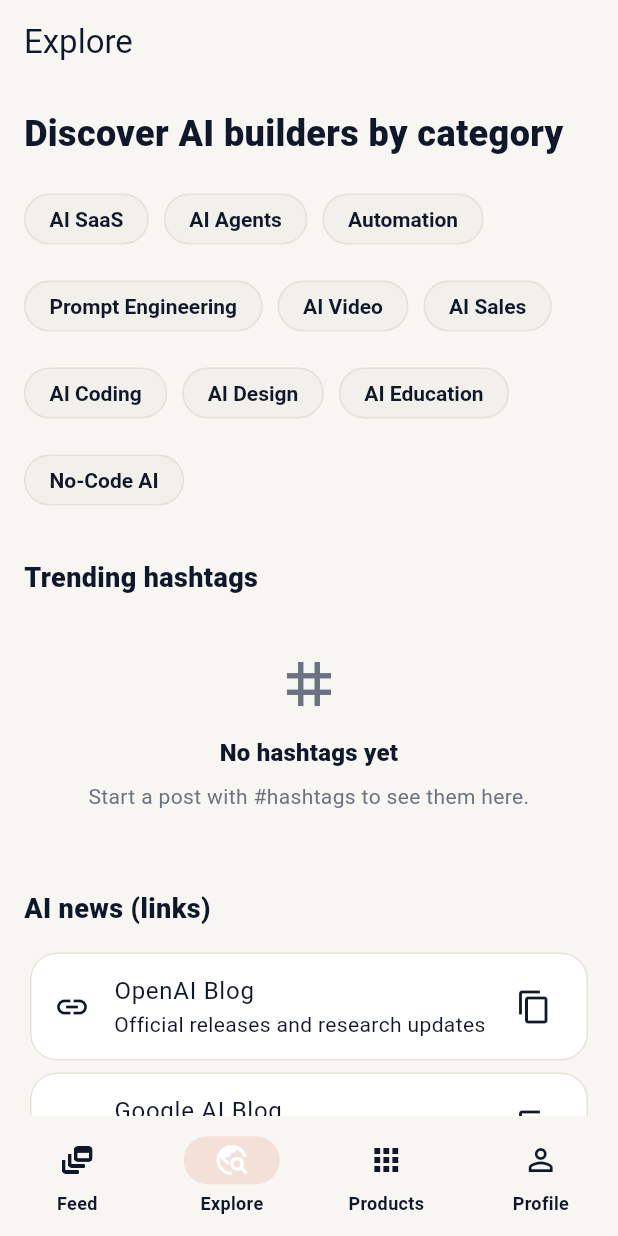
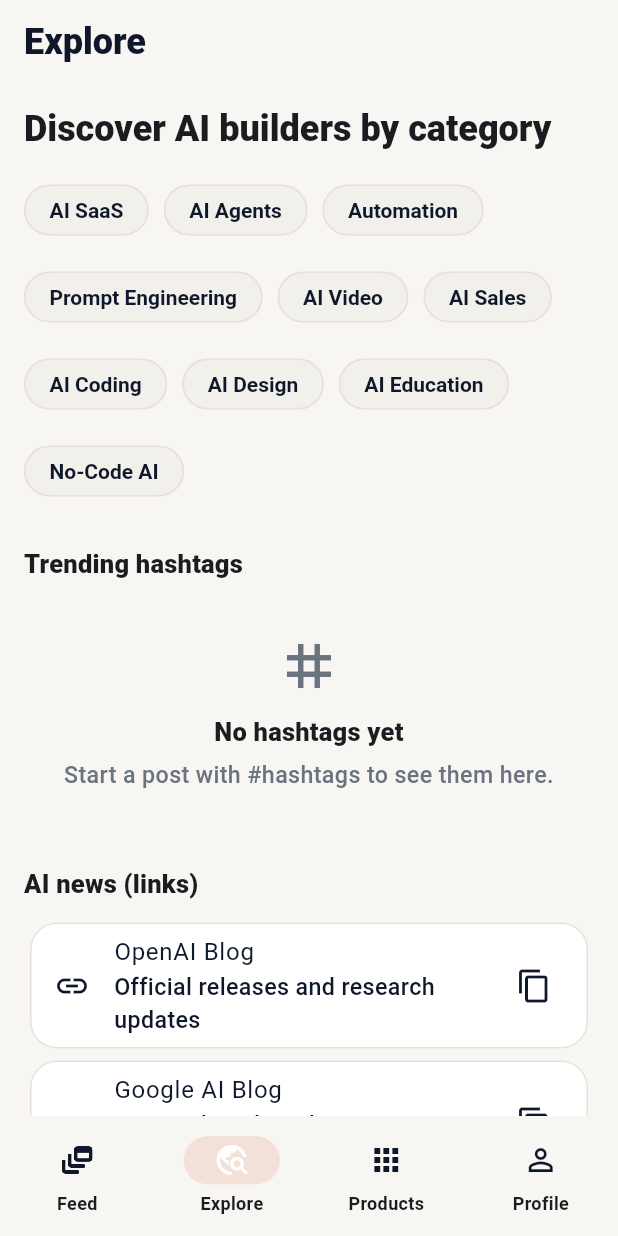
Before and after one commit to RafiMagsi/link_ai, a Flutter app: the screen it shows once a user with an empty profile is signed in, swiped to page 2, on a phone screen of 412 x 824 dp. Run offline on Flutter 3.47's test engine with Material 3 defaults, Android fonts, the light colour scheme and no system bars; our stand-ins replace cloud_firestore, cloud_functions, firebase_auth, firebase_core, firebase_messaging, firebase_storage and 3 more; accounts and stored records are empty; generated files the repository leaves out were written again.

Commit message:
## 2) Visual system (tokens → components)

```diff
--- a/lib/core/theme/app_theme.dart
+++ b/lib/core/theme/app_theme.dart
@@ -81,10 +81,45 @@ abstract class AppTheme {
     required Color surfaceMuted,
     required Brightness brightness,
   }) {
+    final baseTextTheme = ThemeData(brightness: brightness).textTheme;
+    final textTheme = baseTextTheme.copyWith(
+      // Display / page title: 22–26sp, 900
+      titleLarge: baseTextTheme.titleLarge?.copyWith(
+        fontSize: 24,
+        fontWeight: FontWeight.w900,
+        height: 1.15,
+      ),
+      // Section title: 16–18sp, 800
+      titleMedium: baseTextTheme.titleMedium?.copyWith(
+        fontSize: 17,
+        fontWeight: FontWeight.w800,
+        height: 1.2,
+      ),
+      // Body: 15–16sp, 400–600, line height 1.35–1.45
+      bodyMedium: baseTextTheme.bodyMedium?.copyWith(
+        fontSize: 15.5,
+        fontWeight: FontWeight.w500,
+        height: 1.4,
+      ),
+      // Meta: 12–13sp, 600, muted
+      bodySmall: baseTextTheme.bodySmall?.copyWith(
+        fontSize: 12.5,
+        fontWeight: FontWeight.w600,
+        color: mutedText,
+        height: 1.25,
+      ),
+      labelMedium: baseTextTheme.labelMedium?.copyWith(
+        fontSize: 12.5,
+        fontWeight: FontWeight.w600,
+        color: mutedText,
+      ),
+    );
+
     return ThemeData(
       useMaterial3: true,
       brightness: brightness,
       colorScheme: scheme,
+      textTheme: textTheme,
       scaffoldBackgroundColor: scaffoldBackground,
       extensions: <ThemeExtension<dynamic>>[
         AppThemeColors(
@@ -105,6 +140,7 @@ abstract class AppTheme {
         elevation: 0,
         backgroundColor: appBarBackground,
         foregroundColor: scheme.onSurface,
+        titleTextStyle: textTheme.titleLarge?.copyWith(color: scheme.onSurface),
       ),
       dividerTheme: DividerThemeData(color: border, thickness: 0.7, space: 1),
       cardTheme: CardThemeData(
--- a/lib/features/explore/presentation/pages/explore_page.dart
+++ b/lib/features/explore/presentation/pages/explore_page.dart
@@ -32,9 +32,9 @@ class ExplorePage extends ConsumerWidget {
       body: ListView(
         padding: const EdgeInsets.all(16),
         children: [
-          const Text(
+          Text(
             'Discover AI builders by category',
-            style: TextStyle(fontSize: 24, fontWeight: FontWeight.w800),
+            style: Theme.of(context).textTheme.titleLarge,
           ),
           const SizedBox(height: 16),
           Wrap(
@@ -45,9 +45,9 @@ class ExplorePage extends ConsumerWidget {
             }).toList(),
           ),
           const SizedBox(height: 28),
-          const Text(
+          Text(
             'Trending hashtags',
-            style: TextStyle(fontSize: 18, fontWeight: FontWeight.w800),
+            style: Theme.of(context).textTheme.titleMedium,
           ),
           const SizedBox(height: 12),
           latestState.when(
@@ -94,9 +94,9 @@ class ExplorePage extends ConsumerWidget {
             ),
           ),
           const SizedBox(height: 28),
-          const Text(
+          Text(
             'AI news (links)',
-            style: TextStyle(fontSize: 18, fontWeight: FontWeight.w800),
+            style: Theme.of(context).textTheme.titleMedium,
           ),
           const SizedBox(height: 12),
           _LinkCard(
@@ -115,9 +115,9 @@ class ExplorePage extends ConsumerWidget {
             url: 'https://www.anthropic.com/news',
           ),
           const SizedBox(height: 28),
-          const Text(
+          Text(
             'People looking for help',
-            style: TextStyle(fontSize: 18, fontWeight: FontWeight.w800),
+            style: Theme.of(context).textTheme.titleMedium,
           ),
           const SizedBox(height: 12),
           _ExploreCard(
--- a/lib/features/feed/presentation/pages/feed_page.dart
+++ b/lib/features/feed/presentation/pages/feed_page.dart
@@ -125,7 +125,7 @@ class _FeedList extends ConsumerWidget {
     return RefreshIndicator(
       onRefresh: () async {
         ref.invalidate(latestPostsProvider);
-        await Future<void>.delayed(const Duration(milliseconds: 250));
+        await Future<void>.delayed(const Duration(milliseconds: 200));
       },
       child: posts.when(
         data: (items) {
--- a/lib/features/profile/presentation/widgets/profile_view.dart
+++ b/lib/features/profile/presentation/widgets/profile_view.dart
@@ -132,13 +132,20 @@ class _Header extends StatelessWidget {
           Text(
             displayName,
             textAlign: TextAlign.center,
-            style: const TextStyle(fontSize: 24, fontWeight: FontWeight.w900),
+            maxLines: 1,
+            overflow: TextOverflow.ellipsis,
+            style: Theme.of(context).textTheme.titleLarge,
           ),
           const SizedBox(height: 4),
           Text(
             displayRole,
             textAlign: TextAlign.center,
-            style: TextStyle(color: colors.mutedText),
+            maxLines: 1,
+            overflow: TextOverflow.ellipsis,
+            style: Theme.of(context).textTheme.bodySmall?.copyWith(
+              fontSize: 13,
+              color: colors.mutedText,
+            ),
           ),
           if (location.trim().isNotEmpty) ...[
             const SizedBox(height: 8),
```
